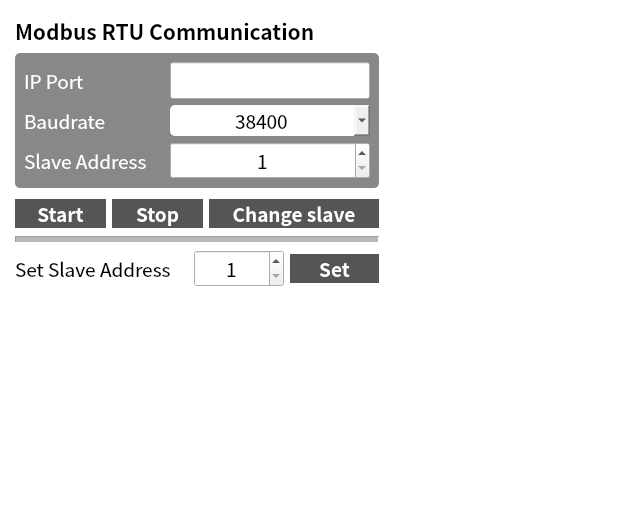
Old version of the form ui/modbus_form.ui in the repository PlanA2G/datc_user_interface.
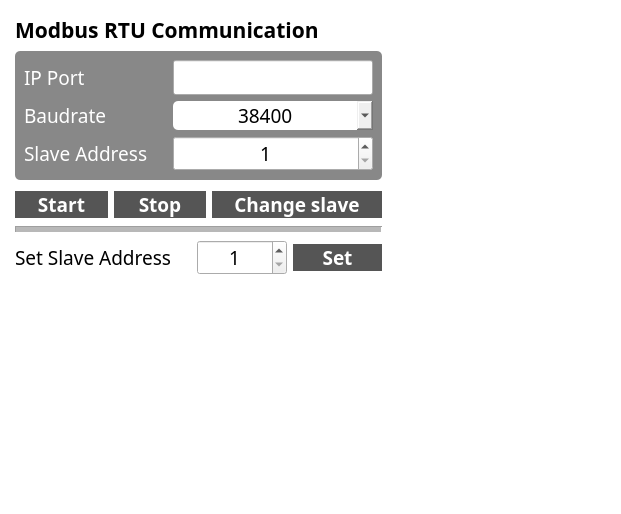
New version of the form.

Commit message: update: font changed to window/linux compatible font (noto sans kr medium)

```diff
--- a/ui/modbus_form.ui
+++ b/ui/modbus_form.ui
@@ -87,9 +87,8 @@
       <widget class="QLabel" name="label">
        <property name="font">
         <font>
-         <family>Noto Sans CJK KR</family>
+         <family>Noto Sans KR Medium</family>
          <pointsize>16</pointsize>
-         <weight>75</weight>
          <bold>true</bold>
         </font>
        </property>
@@ -102,7 +101,7 @@
       <widget class="QFrame" name="frame">
        <property name="font">
         <font>
-         <family>Noto Sans CJK KR</family>
+         <family>Noto Sans KR Medium</family>
         </font>
        </property>
        <property name="frameShape">
@@ -116,7 +115,7 @@
          <widget class="QLabel" name="label_1">
           <property name="font">
            <font>
-            <family>Noto Sans CJK KR</family>
+            <family>Noto Sans KR Medium</family>
             <pointsize>14</pointsize>
            </font>
           </property>
@@ -141,7 +140,7 @@
           </property>
           <property name="font">
            <font>
-            <family>Noto Sans CJK KR</family>
+            <family>Noto Sans KR Medium</family>
             <pointsize>14</pointsize>
            </font>
           </property>
@@ -154,7 +153,7 @@
          <widget class="QLabel" name="label_2">
           <property name="font">
            <font>
-            <family>Noto Sans CJK KR</family>
+            <family>Noto Sans KR Medium</family>
             <pointsize>14</pointsize>
            </font>
           </property>
@@ -174,7 +173,7 @@
           </property>
           <property name="font">
            <font>
-            <family>Noto Sans CJK KR</family>
+            <family>Noto Sans KR Medium</family>
             <pointsize>14</pointsize>
            </font>
           </property>
@@ -213,7 +212,7 @@
          <widget class="QLabel" name="label_3">
           <property name="font">
            <font>
-            <family>Noto Sans CJK KR</family>
+            <family>Noto Sans KR Medium</family>
             <pointsize>14</pointsize>
            </font>
           </property>
@@ -226,7 +225,7 @@
          <widget class="QSpinBox" name="spinBox_slave_addr">
           <property name="font">
            <font>
-            <family>Noto Sans CJK KR</family>
+            <family>Noto Sans KR Medium</family>
             <pointsize>14</pointsize>
            </font>
           </property>
@@ -248,7 +247,7 @@
       <spacer name="verticalSpacer_2">
        <property name="font">
         <font>
-         <family>Noto Sans CJK KR</family>
+         <family>Noto Sans KR Medium</family>
         </font>
        </property>
        <property name="orientation">
@@ -328,7 +327,7 @@
             </colorrole>
             <colorrole role="PlaceholderText">
              <brush brushstyle="SolidPattern">
-              <color alpha="255">
+              <color alpha="128">
                <red>255</red>
                <green>255</green>
                <blue>255</blue>
@@ -393,7 +392,7 @@
             </colorrole>
             <colorrole role="PlaceholderText">
              <brush brushstyle="SolidPattern">
-              <color alpha="255">
+              <color alpha="128">
                <red>255</red>
                <green>255</green>
                <blue>255</blue>
@@ -458,7 +457,7 @@
             </colorrole>
             <colorrole role="PlaceholderText">
              <brush brushstyle="SolidPattern">
-              <color alpha="255">
+              <color alpha="128">
                <red>255</red>
                <green>255</green>
                <blue>255</blue>
@@ -470,9 +469,8 @@
          </property>
          <property name="font">
           <font>
-           <family>Noto Sans CJK KR</family>
+           <family>Noto Sans KR Medium</family>
            <pointsize>14</pointsize>
-           <weight>75</weight>
            <bold>true</bold>
           </font>
          </property>
@@ -542,7 +540,7 @@
             </colorrole>
             <colorrole role="PlaceholderText">
              <brush brushstyle="SolidPattern">
-              <color alpha="255">
+              <color alpha="128">
                <red>255</red>
                <green>255</green>
                <blue>255</blue>
@@ -607,7 +605,7 @@
             </colorrole>
             <colorrole role="PlaceholderText">
              <brush brushstyle="SolidPattern">
-              <color alpha="255">
+              <color alpha="128">
                <red>255</red>
                <green>255</green>
                <blue>255</blue>
@@ -672,7 +670,7 @@
             </colorrole>
             <colorrole role="PlaceholderText">
              <brush brushstyle="SolidPattern">
-              <color alpha="255">
+              <color alpha="128">
                <red>255</red>
                <green>255</green>
                <blue>255</blue>
@@ -684,9 +682,8 @@
          </property>
          <property name="font">
           <font>
-           <family>Noto Sans CJK KR</family>
+           <family>Noto Sans KR Medium</family>
            <pointsize>14</pointsize>
-           <weight>75</weight>
            <bold>true</bold>
           </font>
          </property>
@@ -774,7 +771,7 @@
             </colorrole>
             <colorrole role="PlaceholderText">
              <brush brushstyle="SolidPattern">
-              <color alpha="255">
+              <color alpha="128">
                <red>255</red>
                <green>255</green>
                <blue>255</blue>
@@ -839,7 +836,7 @@
             </colorrole>
             <colorrole role="PlaceholderText">
              <brush brushstyle="SolidPattern">
-              <color alpha="255">
+              <color alpha="128">
                <red>255</red>
                <green>255</green>
                <blue>255</blue>
@@ -904,7 +901,7 @@
             </colorrole>
             <colorrole role="PlaceholderText">
              <brush brushstyle="SolidPattern">
-              <color alpha="255">
+              <color alpha="128">
                <red>255</red>
                <green>255</green>
                <blue>255</blue>
@@ -916,9 +913,8 @@
          </property>
          <property name="font">
           <font>
-           <family>Noto Sans CJK KR</family>
+           <family>Noto Sans KR Medium</family>
            <pointsize>14</pointsize>
-           <weight>75</weight>
            <bold>true</bold>
           </font>
          </property>
@@ -945,7 +941,7 @@
        </property>
        <property name="font">
         <font>
-         <family>Noto Sans CJK KR</family>
+         <family>Noto Sans KR Medium</family>
          <pointsize>16</pointsize>
         </font>
        </property>
@@ -969,7 +965,7 @@
         <widget class="QLabel" name="label_5">
          <property name="font">
           <font>
-           <family>Noto Sans CJK KR</family>
+           <family>Noto Sans KR Medium</family>
            <pointsize>14</pointsize>
           </font>
          </property>
@@ -982,7 +978,7 @@
         <widget class="QSpinBox" name="spinBox_slave_addr_4set">
          <property name="font">
           <font>
-           <family>Noto Sans CJK KR</family>
+           <family>Noto Sans KR Medium</family>
            <pointsize>14</pointsize>
           </font>
          </property>
@@ -1058,7 +1054,7 @@
             </colorrole>
             <colorrole role="PlaceholderText">
              <brush brushstyle="SolidPattern">
-              <color alpha="255">
+              <color alpha="128">
                <red>255</red>
                <green>255</green>
                <blue>255</blue>
@@ -1123,7 +1119,7 @@
             </colorrole>
             <colorrole role="PlaceholderText">
              <brush brushstyle="SolidPattern">
-              <color alpha="255">
+              <color alpha="128">
                <red>255</red>
                <green>255</green>
                <blue>255</blue>
@@ -1188,7 +1184,7 @@
             </colorrole>
             <colorrole role="PlaceholderText">
              <brush brushstyle="SolidPattern">
-              <color alpha="255">
+              <color alpha="128">
                <red>255</red>
                <green>255</green>
                <blue>255</blue>
@@ -1200,9 +1196,8 @@
          </property>
          <property name="font">
           <font>
-           <family>Noto Sans CJK KR</family>
+           <family>Noto Sans KR Medium</family>
            <pointsize>14</pointsize>
-           <weight>75</weight>
            <bold>true</bold>
           </font>
          </property>
```
The commit also changes 3 other files.
